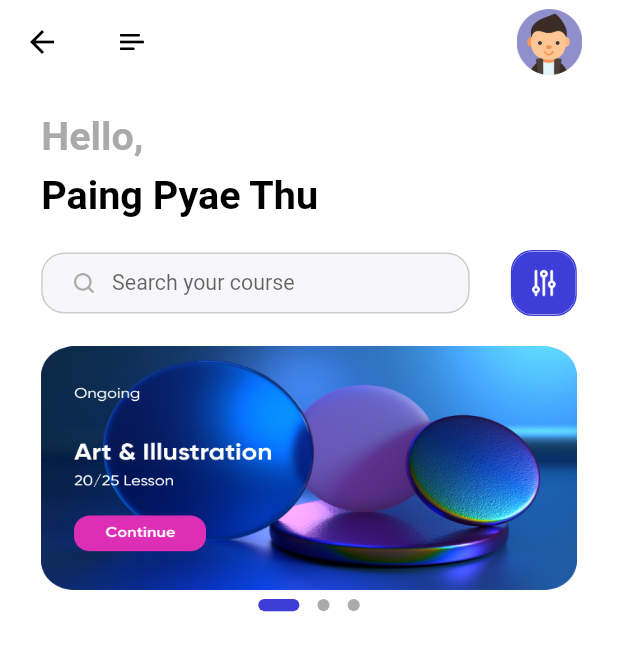
After one commit to paingpyaethu/learn_smart_app, a Flutter app: the HomePage screen opened by its route, on a phone screen of 412 x 824 dp. The commit adds this screen. Shown: the top 651 px of the screen. Run offline on Flutter 3.47's test engine with Material 2 defaults, Android fonts, the phone set to English and light mode, and no system bars; drawn by our look-alikes of dots_indicator; our stand-ins replace firebase_auth, firebase_core, flutter_bloc, flutter_screenutil, fluttertoast, shared_preferences; accounts and stored records are empty.

Commit message:
update home screen

```diff
--- a/lib/common/routes/names.dart
+++ b/lib/common/routes/names.dart
@@ -7,4 +7,6 @@ class AppRoutes {
   static const LOGIN = '/login';
 
   static const REGISTER = '/register';
+
+  static const HOME_PAGE = '/home_page';
 }
--- a/lib/common/routes/pages.dart
+++ b/lib/common/routes/pages.dart
@@ -4,6 +4,8 @@ import 'package:learn_smart/common/routes/routes.dart';
 import 'package:learn_smart/global.dart';
 import 'package:learn_smart/pages/application/application_page.dart';
 import 'package:learn_smart/pages/application/bloc/app_blocs.dart';
+import 'package:learn_smart/pages/home/bloc/home_page_blocs.dart';
+import 'package:learn_smart/pages/home/home_page.dart';
 import 'package:learn_smart/pages/register/bloc/register_blocs.dart';
 import 'package:learn_smart/pages/register/register.dart';
 import 'package:learn_smart/pages/sign-in/bloc/sign_in_blocs.dart';
@@ -30,6 +32,10 @@ class AppPages {
           route: AppRoutes.APPLICATION,
           page: ApplicationPage(),
           bloc: BlocProvider(create: (_) => AppBlocs())),
+      PageEntity(
+          route: AppRoutes.HOME_PAGE,
+          page: HomePage(),
+          bloc: BlocProvider(create: (_) => HomePageBlocs())),
     ];
   }
 
--- a/lib/main.dart
+++ b/lib/main.dart
@@ -19,6 +19,7 @@ class MyApp extends StatelessWidget {
     return MultiBlocProvider(
       providers: [...AppPages.allBlocProviders(context)],
       child: ScreenUtilInit(
+        designSize: Size(375, 812),
         builder: (context, child) => MaterialApp(
           title: 'Flutter Demo',
           debugShowCheckedModeBanner: false,
--- a/lib/pages/application/widgets/application_widgets.dart
+++ b/lib/pages/application/widgets/application_widgets.dart
@@ -1,10 +1,11 @@
 import 'package:flutter/widgets.dart';
 import 'package:flutter_screenutil/flutter_screenutil.dart';
 import 'package:learn_smart/common/values/colors.dart';
+import 'package:learn_smart/pages/home/home_page.dart';
 
 Widget buildPage(int index) {
   List<Widget> _widget = [
-    Center(child: Text('Home')),
+    HomePage(),
     Center(child: Text('Search')),
     Center(child: Text('Course')),
     Center(child: Text('Chat')),
--- a/lib/pages/common_widgets.dart
+++ b/lib/pages/common_widgets.dart
@@ -26,6 +26,7 @@ AppBar buildAppBar(String title) {
 Widget buildThirdPartyLogin(BuildContext context) {
   return Container(
     margin: EdgeInsets.only(top: 30.h, bottom: 20.h),
+    padding: EdgeInsets.only(left: 50.w, right: 50.w),
     child: Row(
       mainAxisAlignment: MainAxisAlignment.spaceAround,
       children: [
--- /dev/null
+++ b/lib/pages/home/bloc/home_page_blocs.dart
@@ -0,0 +1,13 @@
+import 'package:flutter_bloc/flutter_bloc.dart';
+import 'package:learn_smart/pages/home/bloc/home_page_events.dart';
+import 'package:learn_smart/pages/home/bloc/home_page_states.dart';
+
+class HomePageBlocs extends Bloc<HomePageEvents, HomePageStates> {
+  HomePageBlocs() : super(HomePageStates()) {
+    on<HomePageDots>(_homePageDots);
+  }
+
+  void _homePageDots(HomePageDots event, Emitter<HomePageStates> emit) {
+    emit(state.copyWith(index: event.index));
+  }
+}
--- /dev/null
+++ b/lib/pages/home/bloc/home_page_events.dart
@@ -0,0 +1,8 @@
+abstract class HomePageEvents {
+  const HomePageEvents();
+}
+
+class HomePageDots extends HomePageEvents {
+  final int index;
+  HomePageDots(this.index);
+}
--- /dev/null
+++ b/lib/pages/home/bloc/home_page_states.dart
@@ -0,0 +1,8 @@
+class HomePageStates {
+  final int index;
+  const HomePageStates({this.index = 0});
+
+  HomePageStates copyWith({int? index}) {
+    return HomePageStates(index: index ?? this.index);
+  }
+}
--- /dev/null
+++ b/lib/pages/home/home_page.dart
@@ -0,0 +1,37 @@
+import 'package:flutter/material.dart';
+import 'package:flutter_bloc/flutter_bloc.dart';
+import 'package:flutter_screenutil/flutter_screenutil.dart';
+import 'package:learn_smart/common/values/colors.dart';
+import 'package:learn_smart/pages/home/bloc/home_page_blocs.dart';
+import 'package:learn_smart/pages/home/bloc/home_page_states.dart';
+import 'package:learn_smart/pages/home/widgets/home_page_widget.dart';
+
+class HomePage extends StatefulWidget {
+  const HomePage({super.key});
+
+  @override
+  State<HomePage> createState() => _HomePageState();
+}
+
+class _HomePageState extends State<HomePage> {
+  @override
+  Widget build(BuildContext context) {
+    return Scaffold(
+        backgroundColor: Colors.white,
+        appBar: buildHomePageAppBar(),
+        body: BlocBuilder<HomePageBlocs, HomePageStates>(
+            builder: (context, state) {
+          return Container(
+            margin: EdgeInsets.symmetric(vertical: 0, horizontal: 25.w),
+            child:
+                Column(crossAxisAlignment: CrossAxisAlignment.start, children: [
+              homePageText('Hello,', color: AppColors.primaryThreeElementText),
+              homePageText('Paing Pyae Thu', top: 8),
+              SizedBox(height: 20.h),
+              searchView(),
+              slidersView(context, state),
+            ]),
+          );
+        }));
+  }
+}
--- /dev/null
+++ b/lib/pages/home/widgets/home_page_widget.dart
@@ -0,0 +1,155 @@
+import 'package:dots_indicator/dots_indicator.dart';
+import 'package:flutter/material.dart';
+import 'package:flutter_bloc/flutter_bloc.dart';
+import 'package:flutter_screenutil/flutter_screenutil.dart';
+import 'package:learn_smart/common/values/colors.dart';
+import 'package:learn_smart/pages/home/bloc/home_page_blocs.dart';
+import 'package:learn_smart/pages/home/bloc/home_page_events.dart';
+import 'package:learn_smart/pages/home/bloc/home_page_states.dart';
+
+AppBar buildHomePageAppBar() {
+  return AppBar(
+    title: Container(
+      margin: EdgeInsets.only(left: 7.w, right: 7.w),
+      child: Row(
+        mainAxisAlignment: MainAxisAlignment.spaceBetween,
+        crossAxisAlignment: CrossAxisAlignment.center,
+        children: [
+          SizedBox(
+            width: 15.w,
+            height: 12.h,
+            child: Image.asset('assets/icons/menu.png'),
+          ),
+          GestureDetector(
+            child: Container(
+              width: 40.w,
+              height: 40.w,
+              decoration: BoxDecoration(
+                  image: DecorationImage(
+                      image: AssetImage('assets/icons/person.png'))),
+            ),
+          )
+        ],
+      ),
+    ),
+  );
+}
+
+// Reusable big text widget
+Widget homePageText(String text,
+    {Color color = AppColors.primaryText, int top = 20}) {
+  return Container(
+    margin: EdgeInsets.only(top: top.h),
+    child: Text(
+      text,
+      style:
+          TextStyle(color: color, fontSize: 24.sp, fontWeight: FontWeight.bold),
+    ),
+  );
+}
+
+//search view
+Widget searchView() {
+  return Row(
+    mainAxisAlignment: MainAxisAlignment.spaceBetween,
+    children: [
+      Container(
+        width: 260.w,
+        height: 40.h,
+        decoration: BoxDecoration(
+            color: AppColors.primarySecondaryBackground,
+            borderRadius: BorderRadius.circular(15.h),
+            border: Border.all(color: AppColors.primaryFourElementText)),
+        child: Row(
+          children: [
+            Container(
+              margin: EdgeInsets.only(left: 17.w),
+              width: 16.w,
+              height: 16.w,
+              child: Image.asset('assets/icons/search.png'),
+            ),
+            Container(
+              width: 220.w,
+              height: 40.h,
+              child: TextField(
+                decoration: InputDecoration(
+                  contentPadding: EdgeInsets.fromLTRB(10, 0, 10, 0),
+                  hintText: 'Search your course',
+                  border: OutlineInputBorder(
+                      borderSide: BorderSide(color: Colors.transparent)),
+                  enabledBorder: OutlineInputBorder(
+                      borderSide: BorderSide(color: Colors.transparent)),
+                  disabledBorder: OutlineInputBorder(
+                      borderSide: BorderSide(color: Colors.transparent)),
+                  focusedBorder: OutlineInputBorder(
+                      borderSide: BorderSide(color: Colors.transparent)),
+                ),
+                style: TextStyle(
+                    color: AppColors.primaryText,
+                    fontWeight: FontWeight.normal,
+                    fontSize: 13.sp),
+                autocorrect: false,
+              ),
+            ),
+          ],
+        ),
+      ),
+      GestureDetector(
+        child: Container(
+          width: 40.w,
+          height: 40.w,
+          decoration: BoxDecoration(
+              borderRadius: BorderRadius.all(Radius.circular(13.w)),
+              border: Border.all(color: AppColors.primaryElement)),
+          child: Image.asset('assets/icons/filter.png'),
+        ),
+      )
+    ],
+  );
+}
+
+//for slider view
+Widget slidersView(BuildContext context, HomePageStates states) {
+  return Column(
+    children: [
+      Container(
+        margin: EdgeInsets.only(top: 20.h),
+        width: 325.w,
+        height: 160.h,
+        child: PageView(
+          onPageChanged: (value) =>
+              context.read<HomePageBlocs>().add(HomePageDots(value)),
+          children: [
+            _sliderImagesContainer('banner_1'),
+            _sliderImagesContainer('banner_2'),
+            _sliderImagesContainer('banner_3'),
+          ],
+        ),
+      ),
+      Container(
+        child: DotsIndicator(
+          dotsCount: 3,
+          position: states.index,
+          decorator: DotsDecorator(
+              color: AppColors.primaryThreeElementText,
+              activeColor: AppColors.primaryElement,
+              size: Size.square(8.h),
+              activeSize: Size(25.w, 8.h),
+              activeShape: RoundedRectangleBorder(
+                  borderRadius: BorderRadius.circular(5))),
+        ),
+      )
+    ],
+  );
+}
+
+Widget _sliderImagesContainer(String path) {
+  return Container(
+    width: 325.w,
+    height: 160.h,
+    decoration: BoxDecoration(
+        // borderRadius: BorderRadius.all(Radius.circular(20.h)),
+        image: DecorationImage(
+            image: AssetImage('assets/icons/${path}.png'), fit: BoxFit.fill)),
+  );
+}
--- a/lib/pages/register/register.dart
+++ b/lib/pages/register/register.dart
@@ -33,7 +33,7 @@ class _RegisterState extends State<Register> {
                     child: reusableText(
                         'Enter your details below & free sign up.')),
                 Container(
-                  margin: EdgeInsets.only(top: 40.h),
+                  margin: EdgeInsets.only(top: 60.h),
                   width: double.maxFinite,
                   // color: Colors.blue,
                   padding: EdgeInsets.symmetric(horizontal: 20.w),
--- a/lib/pages/sign-in/sign_in.dart
+++ b/lib/pages/sign-in/sign_in.dart
@@ -60,6 +60,7 @@ class _SignInState extends State<SignIn> {
                   ),
                 ),
                 forgotPassword(),
+                SizedBox(height: 80.h),
                 buildLogInAndRegButton("Log In", "primary", () {
                   SignInController(context: context).handleSignIn('email');
                 }),
```
Also changed, not shown: assets/icons/banner_1.png (added), assets/icons/banner_2.png (added), assets/icons/banner_3.png (added), assets/icons/filter.png (added), assets/icons/menu.png (added), assets/icons/person.png (added).
